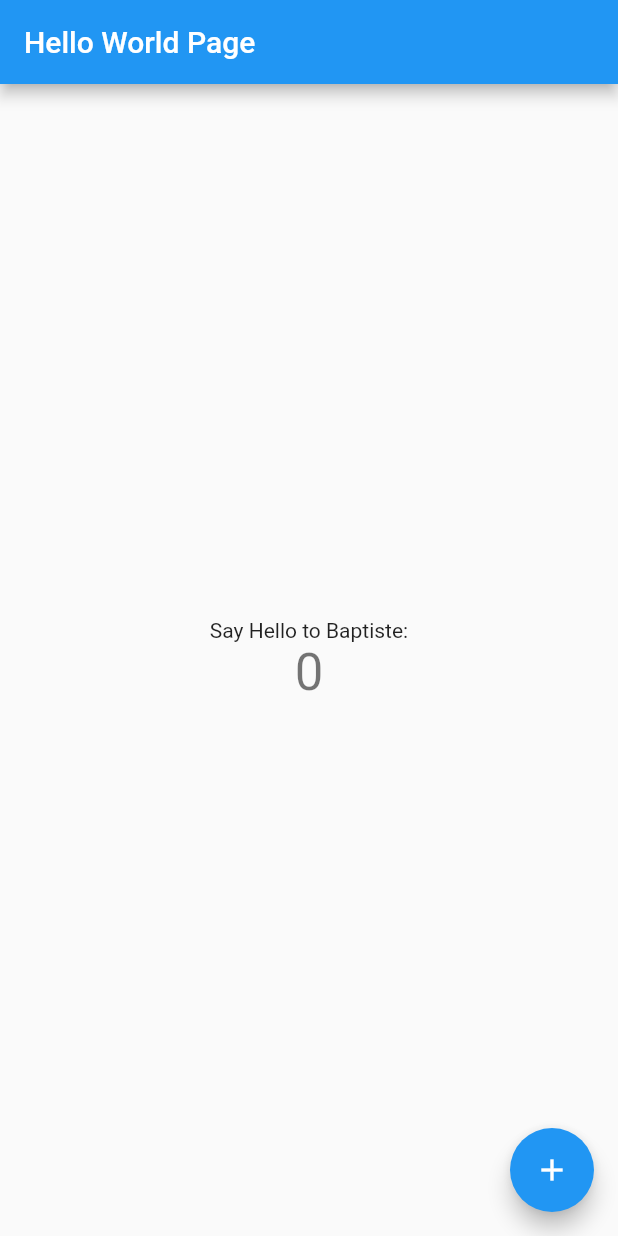
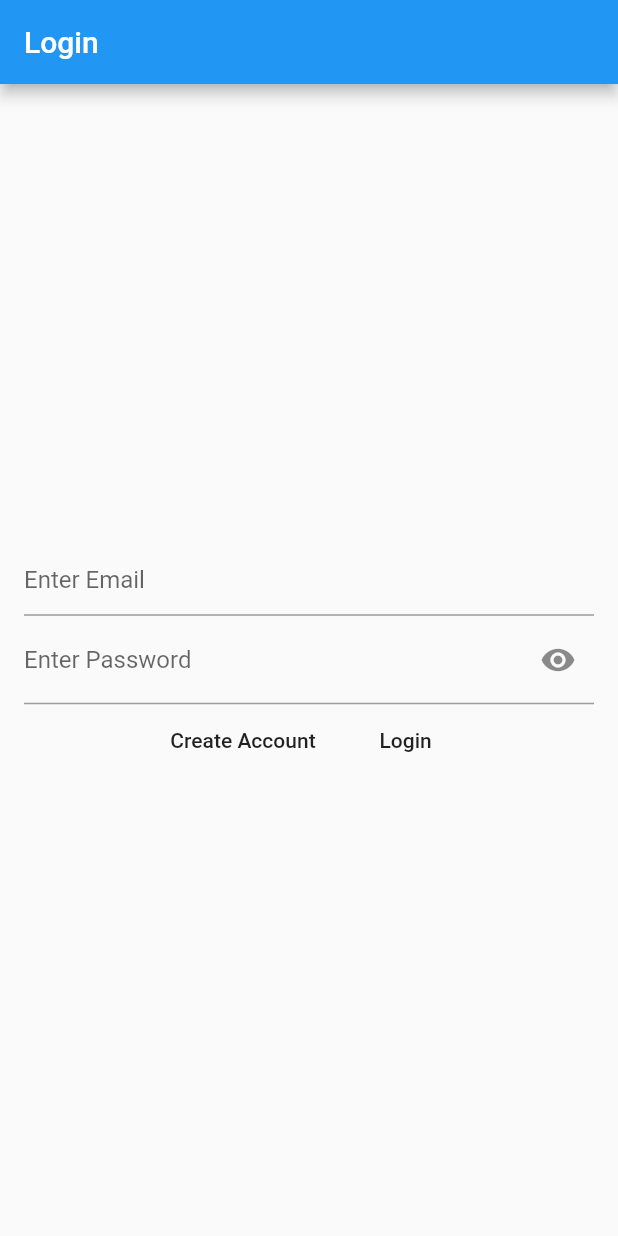
Before and after one commit to MrMoix/FlutterProjetGroup1, a Flutter app: the screen it shows after launch, on a phone screen of 412 x 824 dp. Run offline on Flutter 3.47's test engine with Material 2 defaults, Android fonts, the phone set to English and light mode, and no system bars; our stand-ins replace firebase_auth, firebase_core; accounts and stored records are empty.

Commit message:
Add LoginPage and HomePage

```diff
--- a/lib/main.dart
+++ b/lib/main.dart
@@ -1,4 +1,10 @@
+import 'package:firebase_auth/firebase_auth.dart';
+import 'package:firebase_core/firebase_core.dart';
+import 'package:flutter/cupertino.dart';
 import 'package:flutter/material.dart';
+import 'package:flutter/material.dart';
+import 'package:projet_connected_t_shirt/screens/homepage.dart';
+import 'package:projet_connected_t_shirt/screens/loginpage.dart';
 
 void main() {
   runApp(const MyApp());
@@ -7,109 +13,59 @@ void main() {
 class MyApp extends StatelessWidget {
   const MyApp({Key? key}) : super(key: key);
 
-  // This widget is the root of your application.
   @override
   Widget build(BuildContext context) {
-    return MaterialApp(
-      title: 'Hello World Demo',
-      theme: ThemeData(
-        // This is the theme of your application.
-        //
-        // Try running your application with "flutter run". You'll see the
-        // application has a blue toolbar. Then, without quitting the app, try
-        // changing the primarySwatch below to Colors.green and then invoke
-        // "hot reload" (press "r" in the console where you ran "flutter run",
-        // or simply save your changes to "hot reload" in a Flutter IDE).
-        // Notice that the counter didn't reset back to zero; the application
-        // is not restarted.
-        primarySwatch: Colors.blue,
-      ),
-      home: const MyHomePage(title: 'Hello World Page'),
-    );
+    return MaterialApp(home: LandingPage());
   }
 }
 
-class MyHomePage extends StatefulWidget {
-  const MyHomePage({Key? key, required this.title}) : super(key: key);
+class LandingPage extends StatelessWidget {
+  final Future<FirebaseApp> _init = Firebase.initializeApp();
 
-  // This widget is the home page of your application. It is stateful, meaning
-  // that it has a State object (defined below) that contains fields that affect
-  // how it looks.
-
-  // This class is the configuration for the state. It holds the values (in this
-  // case the title) provided by the parent (in this case the App widget) and
-  // used by the build method of the State. Fields in a Widget subclass are
-  // always marked "final".
-
-  final String title;
-
-  @override
-  State<MyHomePage> createState() => _MyHomePageState();
-}
-
-class _MyHomePageState extends State<MyHomePage> {
-  int _counter = 0;
-
-  void _incrementCounter() {
-    setState(() {
-      // This call to setState tells the Flutter framework that something has
-      // changed in this State, which causes it to rerun the build method below
-      // so that the display can reflect the updated values. If we changed
-      // _counter without calling setState(), then the build method would not be
-      // called again, and so nothing would appear to happen.
-      _counter++;
-    });
-  }
+  LandingPage({Key? key}) : super(key: key);
 
   @override
   Widget build(BuildContext context) {
-    // This method is rerun every time setState is called, for instance as done
-    // by the _incrementCounter method above.
-    //
-    // The Flutter framework has been optimized to make rerunning build methods
-    // fast, so that you can just rebuild anything that needs updating rather
-    // than having to individually change instances of widgets.
-    return Scaffold(
-      appBar: AppBar(
-        // Here we take the value from the MyHomePage object that was created by
-        // the App.build method, and use it to set our appbar title.
-        title: Text(widget.title),
-      ),
-      body: Center(
-        // Center is a layout widget. It takes a single child and positions it
-        // in the middle of the parent.
-        child: Column(
-          // Column is also a layout widget. It takes a list of children and
-          // arranges them vertically. By default, it sizes itself to fit its
-          // children horizontally, and tries to be as tall as its parent.
-          //
-          // Invoke "debug painting" (press "p" in the console, choose the
-          // "Toggle Debug Paint" action from the Flutter Inspector in Android
-          // Studio, or the "Toggle Debug Paint" command in Visual Studio Code)
-          // to see the wireframe for each widget.
-          //
-          // Column has various properties to control how it sizes itself and
-          // how it positions its children. Here we use mainAxisAlignment to
-          // center the children vertically; the main axis here is the vertical
-          // axis because Columns are vertical (the cross axis would be
-          // horizontal).
-          mainAxisAlignment: MainAxisAlignment.center,
-          children: <Widget>[
-            const Text(
-              'Say Hello to Baptiste:',
+    return FutureBuilder(
+        future: _init,
+        builder: (context, snapshot) {
+          if (snapshot.hasError) {
+            return const Scaffold(
+              body: Center(
+                child: Text("Error"),
+              ),
+            );
+          }
+          if (snapshot.connectionState == ConnectionState.done) {
+            return StreamBuilder(
+              stream: FirebaseAuth.instance.authStateChanges(),
+              builder: (context, snapshot) {
+                if (snapshot.connectionState == ConnectionState.active) {
+                  Object? user = snapshot.data;
+                  if (user == null) {
+                    return LoginPage();
+                  } else {
+                    return HomePage();
+                    return const Scaffold(
+                      body: Center(
+                        child: Text("Checking Auth"),
+                      ),
+                    );
+                  }
+                }
+                return const Scaffold(
+                  body: Center(
+                    child: Text("Checking Auth"),
+                  ),
+                );
+              },
+            );
+          }
+          return const Scaffold(
+            body: Center(
+              child: Text("Connected"),
             ),
-            Text(
-              '$_counter',
-              style: Theme.of(context).textTheme.headline4,
-            ),
-          ],
-        ),
-      ),
-      floatingActionButton: FloatingActionButton(
-        onPressed: _incrementCounter,
-        tooltip: 'Increment',
-        child: const Icon(Icons.add),
-      ), // This trailing comma makes auto-formatting nicer for build methods.
-    );
+          );
+        });
   }
 }
--- /dev/null
+++ b/lib/screens/loginpage.dart
@@ -0,0 +1,112 @@
+import 'package:firebase_auth/firebase_auth.dart';
+import 'package:flutter/cupertino.dart';
+import 'package:flutter/material.dart';
+
+class LoginPage extends StatefulWidget {
+  const LoginPage({Key? key}) : super(key: key);
+
+  Future<void> _createUser() async {
+    try {
+      UserCredential userCredential =
+          await FirebaseAuth.instance.signInAnonymously();
+    } on FirebaseAuthException catch (e) {
+      print("Error: $e");
+    } catch (e) {
+      print("Error: $e");
+    }
+  }
+
+  @override
+  _LoginPageState createState() => _LoginPageState();
+}
+
+class _LoginPageState extends State<LoginPage> {
+  bool _isObscure = true;
+  late String _email;
+  late String _password;
+
+  Future<void> _createUser() async {
+
+    try {
+      UserCredential userCredential =
+          await FirebaseAuth.instance.createUserWithEmailAndPassword(email: _email, password: _password);
+    } on FirebaseAuthException catch (e) {
+      print("Error: $e");
+    } catch (e) {
+      print("Error: $e");
+    }
+  }
+
+  Future<void> _loginUser() async {
+
+    try {
+      UserCredential userCredential =
+      await FirebaseAuth.instance.signInWithEmailAndPassword(email: _email, password: _password);
+    } on FirebaseAuthException catch (e) {
+      print("Error: $e");
+    } catch (e) {
+      print("Error: $e");
+    }
+  }
+
+
+  @override
+  Widget build(BuildContext context) {
+    return Scaffold(
+      appBar: AppBar(
+        title: Text("Login"),
+      ),
+      body: Padding(
+        padding: const EdgeInsets.all(16.0),
+        child: Column(
+          mainAxisAlignment: MainAxisAlignment.center,
+          children: [
+
+            TextField(
+              onChanged: (value){
+                _email =value;
+              },
+
+              decoration: InputDecoration(hintText: "Enter Email"),
+            ),
+            TextField(
+              enableSuggestions: false,
+              autocorrect: false,
+              onChanged: (value){
+                  _password =value;
+                },
+              obscureText: _isObscure,
+              decoration: InputDecoration(
+                labelText: "Enter Password",
+                suffixIcon:IconButton(
+                  icon:  Icon(
+                    _isObscure ? Icons.visibility  :Icons.visibility_off
+                  ),
+                  onPressed: (){
+                    setState(() {
+                      _isObscure = !_isObscure;
+                    });
+                  },
+                )
+              ),
+            ),
+            Row(
+                mainAxisAlignment: MainAxisAlignment.center,
+              children: [
+                MaterialButton(
+                  onPressed: _createUser,
+                  child: Text("Create Account"),
+                ),
+                MaterialButton(
+                  onPressed: _loginUser
+                  ,
+                  child: Text("Login"),
+                ),
+              ],
+            )
+          ],
+        ),
+      ),
+    );
+  }
+}
```
Also changed, not shown: lib/screens/homepage.dart (added, +30 -0 lines), pubspec.yaml (+8 -2 lines), pubspec.lock, 4 other files.
